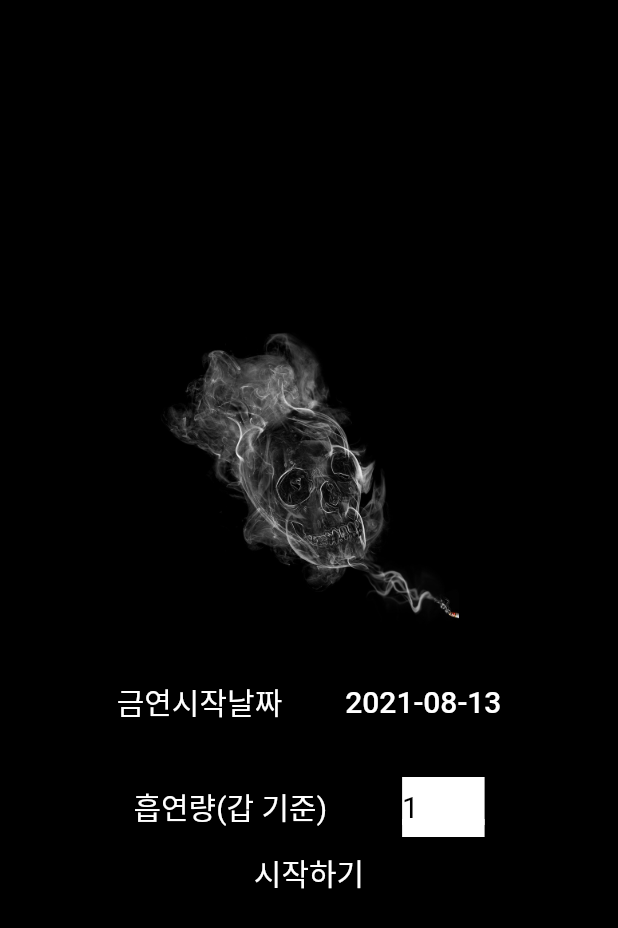
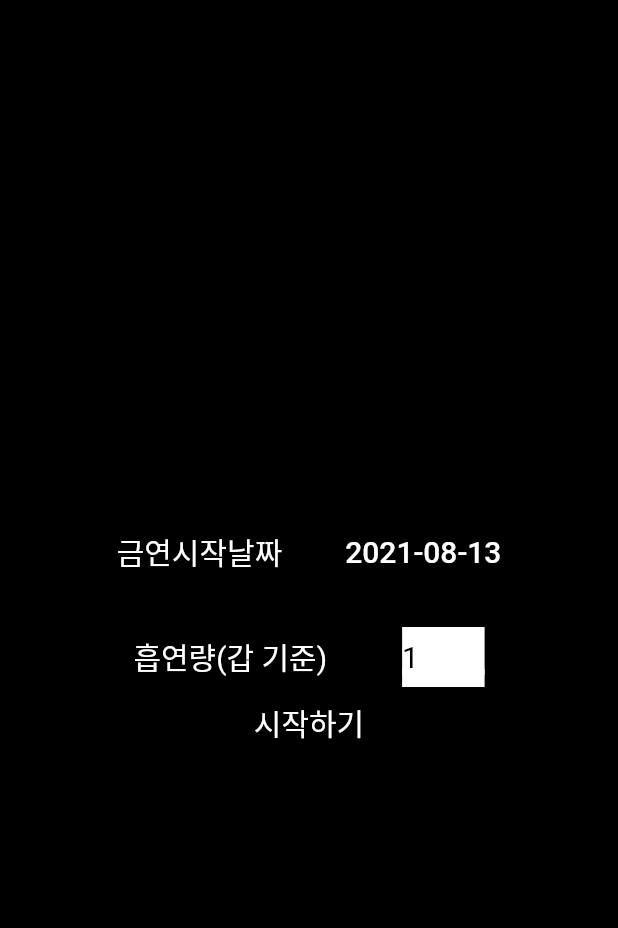
Before and after one commit to ParkJunSoung/flutter_nosmoking, a Flutter app: the screen it shows after launch, on a phone screen of 412 x 824 dp. Shown: the top 928 px of the screen. Run offline on Flutter 3.47's test engine with Material 2 defaults, Android fonts, the phone set to English and light mode, and no system bars; our stand-ins replace curved_navigation_bar, google_mobile_ads, shared_preferences, timer_builder.

Commit message:
AdMob 설정

```diff
--- a/lib/main.dart
+++ b/lib/main.dart
@@ -1,7 +1,7 @@
 import 'package:flutter/material.dart';
 import 'package:flutter_nosmoking/model/provider.dart';
-import 'package:flutter_nosmoking/ui/dropdown_page.dart';
 import 'package:flutter_nosmoking/ui/select_page.dart';
+import 'package:google_mobile_ads/google_mobile_ads.dart';
 import 'package:provider/provider.dart';
 
 void main() {
@@ -9,7 +9,7 @@ void main() {
 }
 
 class MyApp extends StatelessWidget {
-  // This widget is the root of your application.
+
   @override
   Widget build(BuildContext context) {
     return MultiProvider(
--- a/lib/model/provider.dart
+++ b/lib/model/provider.dart
@@ -41,7 +41,7 @@ class ListProvider extends ChangeNotifier {
     '10년 후 : 폐암 사망률이 일반인과 같아집니다.',
     '15년 후 : 심장병 발병 위험이 일반인과 같아집니다.',
   ];
-  List<Color> ColorList = [
+  List<Color> colorList = [
     Colors.red,
     Colors.deepPurple,
     Colors.orange,
--- a/lib/ui/quotes_page.dart
+++ b/lib/ui/quotes_page.dart
@@ -11,7 +11,9 @@ class QuotesPage extends StatelessWidget {
     return SingleChildScrollView(
       child: Column(
         children: [
-          SizedBox(height: 25,),
+          SizedBox(
+            height: 25,
+          ),
           ListView.builder(
             shrinkWrap: true,
             physics: NeverScrollableScrollPhysics(),
--- a/lib/ui/select_page.dart
+++ b/lib/ui/select_page.dart
@@ -1,9 +1,9 @@
 import 'dart:async';
+
 import 'package:flutter/cupertino.dart';
 import 'package:flutter/material.dart';
 import 'package:flutter_nosmoking/ui/dropdown_page.dart';
 import 'package:flutter_nosmoking/ui/navigation_bar.dart';
-import 'package:intl/intl.dart';
 import 'package:shared_preferences/shared_preferences.dart';
 
 class DayPickers extends StatefulWidget {
@@ -12,7 +12,6 @@ class DayPickers extends StatefulWidget {
 }
 
 class _DayPickersState extends State<DayPickers> {
-  List<String> _numbers = ["0.5", "1.0", "1.5", "2.0", "2.5", "3.0"];
   DateTime currentDate = DateTime.now();
 
 
@@ -42,16 +41,7 @@ class _DayPickersState extends State<DayPickers> {
         child: Column(
           mainAxisSize: MainAxisSize.min,
           children: <Widget>[
-            Container(
-              width: 200,
-              height: 200,
-              decoration: BoxDecoration(
-                image: DecorationImage(
-                  image: AssetImage("assets/images/b.jpg"),
-                  fit: BoxFit.cover,
-                ),
-              ),
-            ),
+
             Row(
               mainAxisAlignment: MainAxisAlignment.center,
               children: [
--- a/pubspec.yaml
+++ b/pubspec.yaml
@@ -42,6 +42,7 @@ dependencies:
   shared_preferences: ^2.0.6
   dropdown_below: ^1.0.0
   dropdown_formfield: ^0.1.3
+  google_mobile_ads: ^0.12.0
 dev_dependencies:
   flutter_test:
     sdk: flutter
```
Also changed, not shown: lib/ad_helper.dart (added, +22 -0 lines), lib/banner_Inline_page.dart (added, +188 -0 lines), lib/ui/dropdown_page.dart (+8 -11 lines), lib/ui/main_home_page.dart (+21 -23 lines), lib/ui/smoking_center.dart (+19 -8 lines), pubspec.lock, 2 other files.
